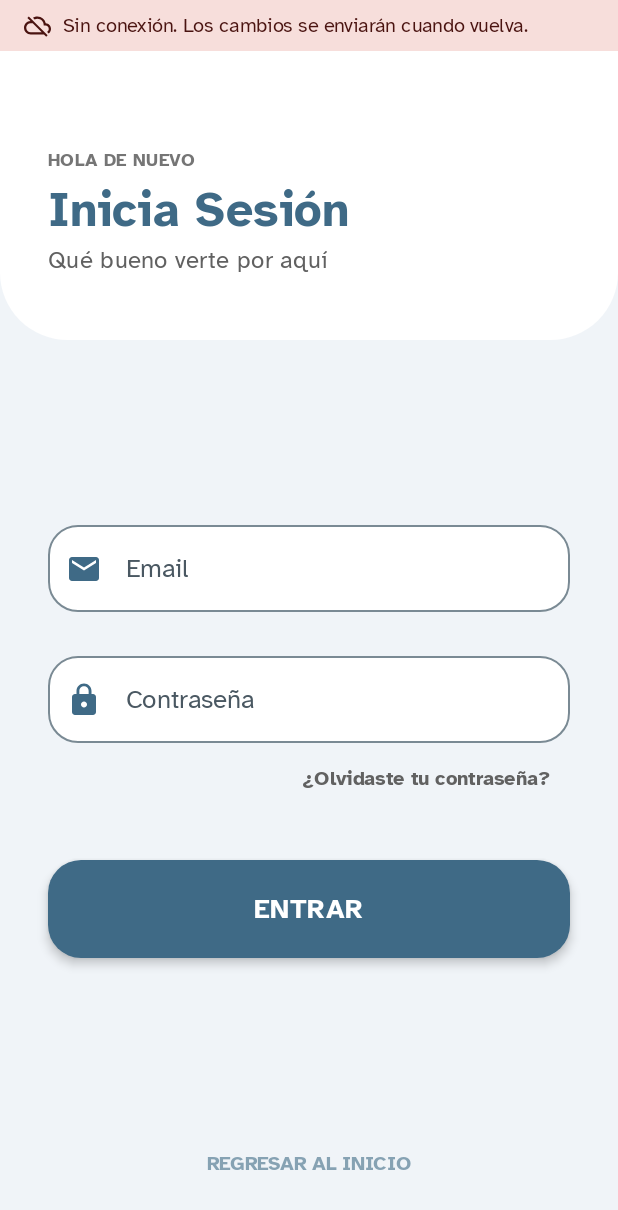
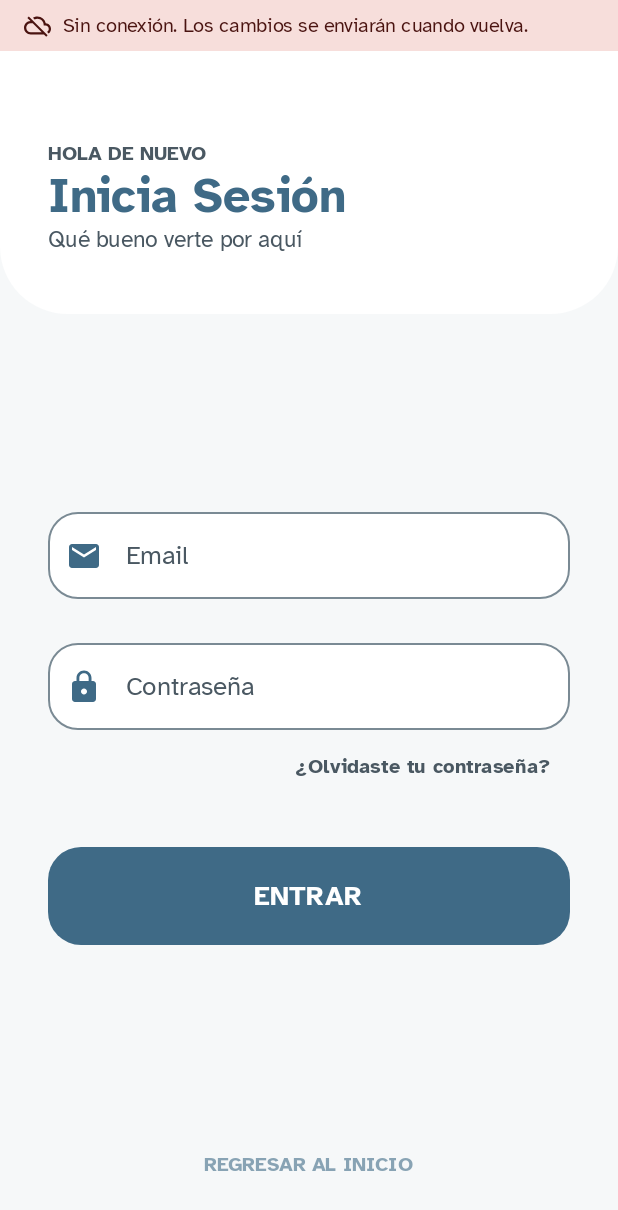
Before and after one commit to iTovarr/U-PAD, an Android app built with Jetpack Compose: the LoginScreen screen opened through its navigation route, on a phone screen of 412 x 824 dp. Shown: the top 1210 px of the screen. Run offline under Robolectric (Android 15) with nearby library versions, the phone set to English and light mode, and no system bars; our stand-ins replace Firebase (no records; nobody signed in at launch, a user with empty details on screens opened directly); pictures from the network do not load.

Commit message:
feat(auth): pasar el inicio de sesión al nuevo tema
- Fondo, cabecera y campos de texto con los colores de la paleta en lugar de blanco y gris azulado fijos, de modo que la pantalla funciona en modo oscuro.
- Los textos usan los estilos de la escala tipográfica (Atkinson Hyperlegible) en lugar de tamaños y pesos escritos a mano.
- Los textos secundarios usan onSurfaceVariant, que cumple el contraste mínimo en claro y en oscuro.
- Los botones pierden la sombra de 4 dp, en línea con el diseño plano del resto de la app.
- Mientras se inicia sesión, el botón usa el color de deshabilitado del tema en lugar de un gris fijo, y el indicador de carga el color onPrimary.

```diff
--- a/app/src/main/java/com/example/upad/auth/LoginScreen.kt
+++ b/app/src/main/java/com/example/upad/auth/LoginScreen.kt
@@ -1,8 +1,5 @@
 package com.example.upad.auth
 
-import com.example.upad.ui.theme.LightBackground
-import com.example.upad.ui.theme.TextoTenueClaro
-import com.example.upad.ui.theme.TextoSecundarioClaro
 import android.widget.Toast
 import androidx.compose.foundation.background
 import androidx.compose.foundation.layout.*
@@ -49,7 +46,7 @@ fun LoginScreen(
     val focusManager = LocalFocusManager.current
 
     val colorAzulTEA = MaterialTheme.colorScheme.primary
-    val colorFondoBase = LightBackground
+    val colorFondoBase = MaterialTheme.colorScheme.background
 
     Column(
         modifier = Modifier
@@ -60,7 +57,7 @@ fun LoginScreen(
             modifier = Modifier
                 .fillMaxWidth()
                 .clip(RoundedCornerShape(bottomStart = 45.dp, bottomEnd = 45.dp))
-                .background(Color.White)
+                .background(MaterialTheme.colorScheme.surfaceContainerLowest)
                 .padding(
                     top = 60.dp,
                     bottom = 40.dp,
@@ -70,20 +67,18 @@ fun LoginScreen(
         ) {
             Text(
                 text = stringResource(id = R.string.login_overline),
-                fontSize = 12.sp,
-                fontWeight = FontWeight.Black,
-                color = TextoTenueClaro
+                color = MaterialTheme.colorScheme.onSurfaceVariant,
+                style = MaterialTheme.typography.labelMedium
             )
             Text(
                 text = stringResource(id = R.string.login_title),
-                fontSize = 32.sp,
-                fontWeight = FontWeight.Black,
-                color = colorAzulTEA
+                color = colorAzulTEA,
+                style = MaterialTheme.typography.headlineLarge
             )
             Text(
                 text = stringResource(id = R.string.login_subtitle),
-                fontSize = 16.sp,
-                color = TextoSecundarioClaro
+                color = MaterialTheme.colorScheme.onSurfaceVariant,
+                style = MaterialTheme.typography.bodyMedium
             )
         }
 
@@ -103,8 +98,8 @@ fun LoginScreen(
                 enabled = !isLoading,
                 colors = OutlinedTextFieldDefaults.colors(
                     focusedBorderColor = colorAzulTEA,
-                    unfocusedContainerColor = Color.White,
-                    focusedContainerColor = Color.White
+                    unfocusedContainerColor = MaterialTheme.colorScheme.surfaceContainerLowest,
+                    focusedContainerColor = MaterialTheme.colorScheme.surfaceContainerLowest
                 ),
                 singleLine = true
             )
@@ -122,8 +117,8 @@ fun LoginScreen(
                 enabled = !isLoading,
                 colors = OutlinedTextFieldDefaults.colors(
                     focusedBorderColor = colorAzulTEA,
-                    unfocusedContainerColor = Color.White,
-                    focusedContainerColor = Color.White
+                    unfocusedContainerColor = MaterialTheme.colorScheme.surfaceContainerLowest,
+                    focusedContainerColor = MaterialTheme.colorScheme.surfaceContainerLowest
                 ),
                 singleLine = true
             )
@@ -135,9 +130,8 @@ fun LoginScreen(
             ) {
                 Text(
                     stringResource(id = R.string.forgot_password_question),
-                    color = TextoSecundarioClaro,
-                    fontSize = 13.sp,
-                    fontWeight = FontWeight.Bold
+                    color = MaterialTheme.colorScheme.onSurfaceVariant,
+                    style = MaterialTheme.typography.labelMedium
                 )
             }
 
@@ -181,22 +175,21 @@ fun LoginScreen(
                     .height(65.dp),
                 shape = RoundedCornerShape(22.dp),
                 colors = ButtonDefaults.buttonColors(
-                    containerColor = if (isLoading) Color.Gray else colorAzulTEA
+                    containerColor = colorAzulTEA
                 ),
                 enabled = !isLoading,
-                elevation = ButtonDefaults.buttonElevation(defaultElevation = 4.dp)
+                elevation = ButtonDefaults.buttonElevation(defaultElevation = 0.dp)
             ) {
                 if (isLoading) {
                     CircularProgressIndicator(
-                        color = Color.White,
+                        color = MaterialTheme.colorScheme.onPrimary,
                         modifier = Modifier.size(24.dp),
                         strokeWidth = 2.dp
                     )
                 } else {
                     Text(
                         text = stringResource(id = R.string.login_button),
-                        fontSize = 18.sp,
-                        fontWeight = FontWeight.Black
+                        style = MaterialTheme.typography.titleMedium
                     )
                 }
             }
@@ -212,8 +205,7 @@ fun LoginScreen(
             Text(
                 stringResource(id = R.string.login_back_to_start),
                 color = colorAzulTEA.copy(alpha = 0.6f),
-                fontWeight = FontWeight.Black,
-                fontSize = 13.sp
+                style = MaterialTheme.typography.labelMedium
             )
         }
     }
```
